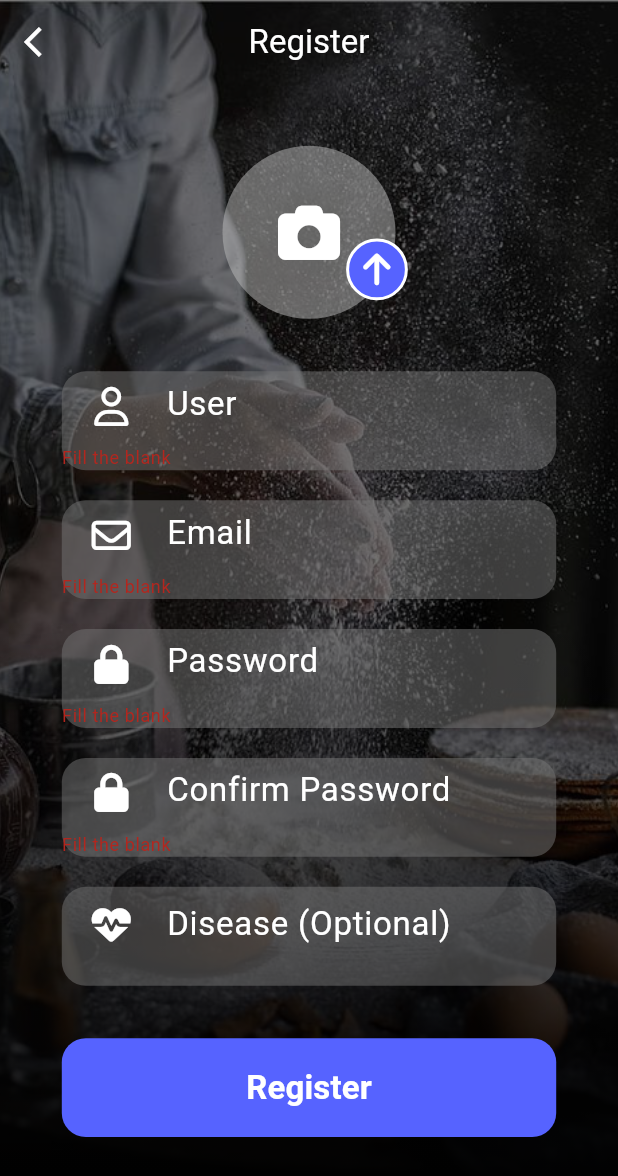
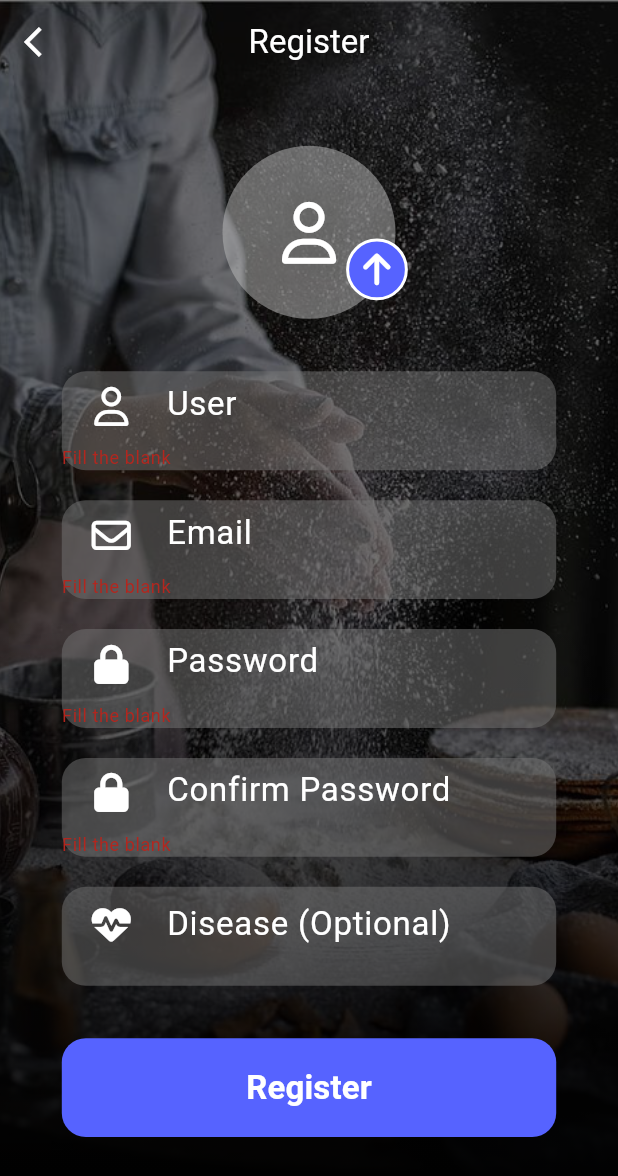
Before and after one commit to GraduationProjectFlutter/graduationproject, a Flutter app: the RegistrationPage screen opened by its route, after a tap on "Register", on a phone screen of 412 x 824 dp. Shown: the top 1176 px of the screen. Run offline on Flutter 3.47's test engine with Material 3 defaults, Android fonts, the phone set to English and light mode, and no system bars; our stand-ins replace cloud_firestore, firebase_auth, firebase_core, firebase_storage, flutter_rating_bar, font_awesome_flutter and 2 more; missing offline and left inert: algolia; accounts and stored records are empty.

Commit message:
profil ve register

```diff
--- a/lib/pages/register.dart
+++ b/lib/pages/register.dart
@@ -3,8 +3,8 @@ import 'dart:io';
 import 'package:bitirme0/css.dart';
 import 'package:bitirme0/services/auth.dart';
 import 'package:cloud_firestore/cloud_firestore.dart';
+import 'package:firebase_storage/firebase_storage.dart';
 import 'package:flutter/material.dart';
-import 'package:flutter/services.dart';
 import 'package:font_awesome_flutter/font_awesome_flutter.dart';
 import 'package:bitirme0/pages/login.dart';
 import 'package:image_picker/image_picker.dart';
@@ -17,7 +17,6 @@ class RegistrationPage extends StatefulWidget {
 }
 
 class _RegistrationPage extends State<RegistrationPage> {
-  // Form alanları için controller'lar ve diğer değişkenler.
   final TextEditingController mail_controller = TextEditingController();
   final TextEditingController password_controller = TextEditingController();
   bool _isChecked = false;
@@ -27,8 +26,8 @@ class _RegistrationPage extends State<RegistrationPage> {
   final TextEditingController confirmpassword_controller =
       TextEditingController();
   final TextEditingController _diseaseController = TextEditingController();
-  File? imagePicked;
-  ImagePicker picker = ImagePicker();
+  File? _selectedImage;
+  final ImagePicker _picker = ImagePicker();
 
   @override
   Widget build(BuildContext context) {
@@ -37,7 +36,6 @@ class _RegistrationPage extends State<RegistrationPage> {
     var collection = firestore.collection('users');
     return Stack(
       children: [
-        // Arka plan resmi için ShaderMask.
         ShaderMask(
           shaderCallback: (rect) => const LinearGradient(
             begin: Alignment.bottomCenter,
@@ -61,7 +59,6 @@ class _RegistrationPage extends State<RegistrationPage> {
             backgroundColor: Colors.transparent,
             elevation: 0,
             leading: IconButton(
-              // Geri butonu.
               onPressed: () {
                 Navigator.push(context,
                     MaterialPageRoute(builder: (context) => LoginPage()));
@@ -91,46 +88,16 @@ class _RegistrationPage extends State<RegistrationPage> {
                       child: CircleAvatar(
                         radius: size.width * 0.14,
                         backgroundColor: Colors.grey[400]?.withOpacity(0.5),
-                        child: imagePicked != null
-                            ? ClipOval(
-                                child: Image.file(
-                                  imagePicked!,
-                                  width: size.width * 0.28,
-                                  height: size.width * 0.28,
-                                  fit: BoxFit.cover,
-                                ),
-                              )
-                            : Icon(
-                                FontAwesomeIcons.camera,
-                                color: kWhite,
-                                size: size.width * 0.1,
-                              ),
+                        child: Icon(
+                          FontAwesomeIcons.user,
+                          color: kWhite,
+                          size: size.width * 0.1,
+                        ),
                       ),
                     ),
                     Positioned(
-                      top: size.width * 0.15,
-                      left: size.width * 0.56,
-                      child: GestureDetector(
-                        onTap: () async {
-                          try {
-                            var result = await picker.pickImage(
-                              source: ImageSource.gallery,
-                              maxHeight: 150,
-                              maxWidth: 350,
-                              imageQuality: 100,
-                            );
-                            if (result == null) {
-                              return;
-                            }
-                            final temp = File(result.path);
-                            setState(() {
-                              imagePicked = temp;
-                              Auth.profileImageFile = imagePicked;
-                            });
-                          } on PlatformException catch (e) {
-                            print(e.toString());
-                          }
-                        },
+                        top: size.width * 0.15,
+                        left: size.width * 0.56,
                         child: Container(
                           height: size.width * 0.1,
                           width: size.width * 0.1,
@@ -143,9 +110,7 @@ class _RegistrationPage extends State<RegistrationPage> {
                             FontAwesomeIcons.arrowUp,
                             color: kWhite,
                           ),
-                        ),
-                      ),
-                    )
+                        ))
                   ],
                 ),
                 SizedBox(
@@ -208,7 +173,7 @@ class _RegistrationPage extends State<RegistrationPage> {
                       color: Colors.grey[600]?.withOpacity(0.5),
                       borderRadius: BorderRadius.circular(16),
                     ),
-                    child: DiseaseField(),
+                    child: DiseaseField(), // Hastalık alanını buraya ekleyin
                   ),
                 ),
                 const SizedBox(
@@ -384,15 +349,8 @@ class _RegistrationPage extends State<RegistrationPage> {
               ScaffoldMessenger.of(context).showSnackBar(
                   const SnackBar(content: Text("Passwords does not match")));
             } else {
-              // Auth servisinin register metodunu güncelleyerek disease bilgisini de parametre olarak geçirin
-              var result = await Auth().register(
-                  email,
-                  username,
-                  password,
-                  confirmpassword,
-                  _diseaseController
-                      .text // hastalık bilgisi parametre olarak eklendi
-                  );
+              var result = await Auth().register(email, username, password,
+                  confirmpassword, _diseaseController.text);
               if (result == "Registration Successful") {
                 ScaffoldMessenger.of(context)
                     .showSnackBar(SnackBar(content: Text(result!)));
@@ -411,4 +369,28 @@ class _RegistrationPage extends State<RegistrationPage> {
       ),
     );
   }
+
+  Future<void> _pickImage() async {
+    final pickedFile = await _picker.pickImage(source: ImageSource.gallery);
+    if (pickedFile != null) {
+      setState(() {
+        _selectedImage = File(pickedFile.path);
+      });
+    }
+  }
+
+  Future<String?> _uploadImage(File image) async {
+    String filePath = 'profile_images/${DateTime.now()}.png';
+    UploadTask uploadTask =
+        FirebaseStorage.instance.ref().child(filePath).putFile(image);
+    TaskSnapshot snapshot = await uploadTask;
+    return await snapshot.ref.getDownloadURL();
+  }
+
+  Future<void> _register() async {
+    String? imageUrl;
+    if (_selectedImage != null) {
+      imageUrl = await _uploadImage(_selectedImage!);
+    }
+  }
 }
```
Also changed, not shown: lib/pages/profilPage.dart (+1 -25 lines).
